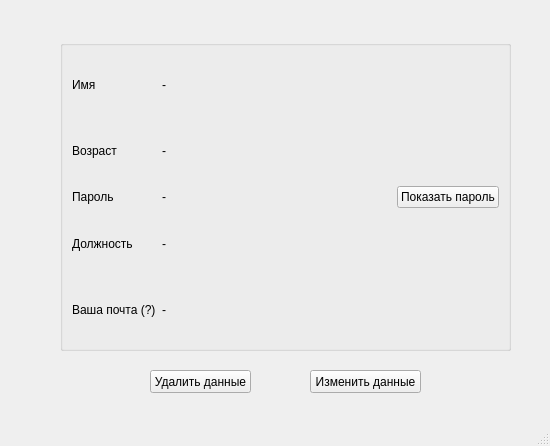
The window that qt_design/qt_design/profile_inforamtion.ui (sollmater/digital-library) describes before a commit, drawn with Qt 5.
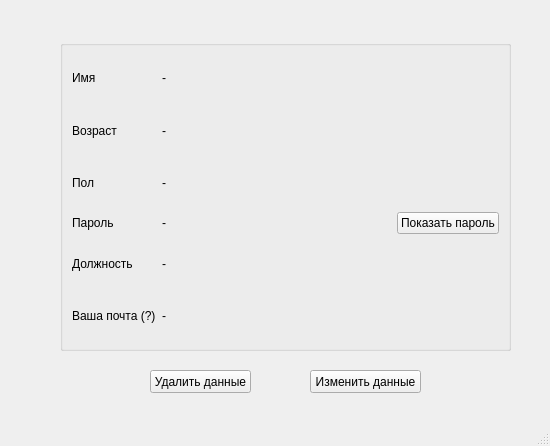
The same window after the commit.

Patch:
```diff
--- a/qt_design/qt_design/profile_inforamtion.ui
+++ b/qt_design/qt_design/profile_inforamtion.ui
@@ -116,6 +116,20 @@
        </property>
       </widget>
      </item>
+     <item row="3" column="0">
+      <widget class="QLabel" name="label">
+       <property name="text">
+        <string>Пол</string>
+       </property>
+      </widget>
+     </item>
+     <item row="3" column="2">
+      <widget class="QLabel" name="label_2">
+       <property name="text">
+        <string>-</string>
+       </property>
+      </widget>
+     </item>
     </layout>
    </widget>
    <widget class="QPushButton" name="pushButton">
```
